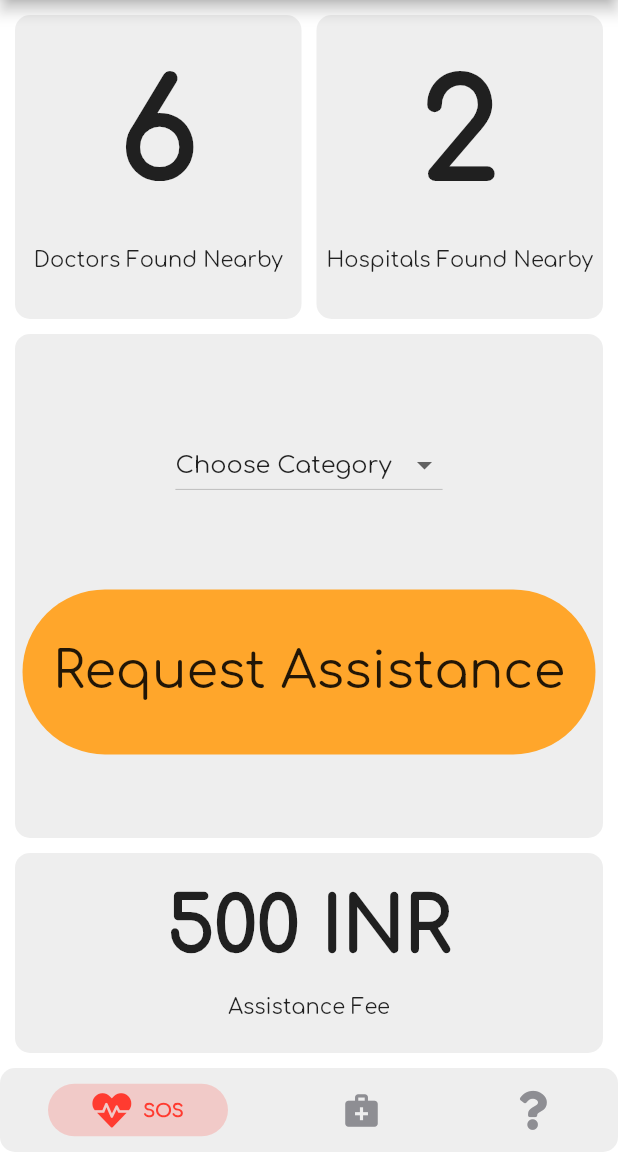
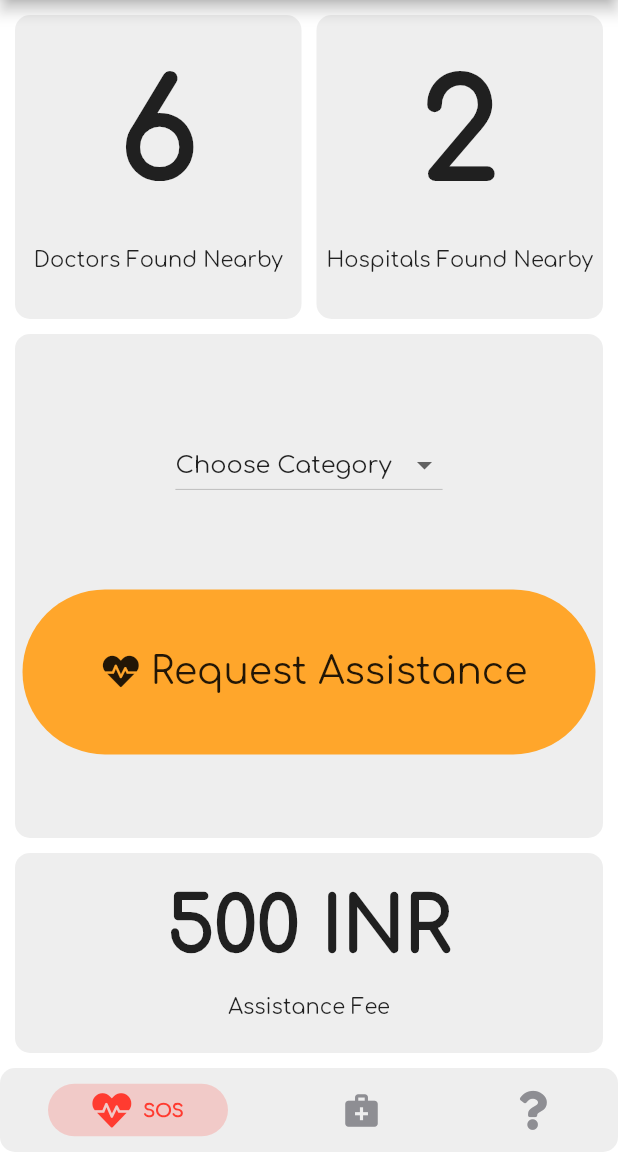
Before and after one commit to HackPartners01/doc_app, a Flutter app: the screen it shows after launch, on a phone screen of 412 x 824 dp, the part 84-1236 px from its top. Run offline on Flutter 3.47's test engine with Material 2 defaults, Android fonts, the phone set to English and light mode, and no system bars; drawn by our look-alikes of persistent_bottom_nav_bar; our stand-ins replace firebase_core, firebase_database, firebase_storage, flutter_map, font_awesome_flutter, geolocator and 3 more; accounts and stored records are empty.

```diff
--- a/lib/screens/sos_page.dart
+++ b/lib/screens/sos_page.dart
@@ -2,6 +2,7 @@ import 'package:flutter/material.dart';
 
 import 'package:doc_app/constants.dart';
 import 'package:doc_app/components/text_card.dart';
+import 'package:font_awesome_flutter/font_awesome_flutter.dart';
 
 class SOSPage extends StatelessWidget {
   @override
@@ -69,13 +70,26 @@ class SOSPage extends StatelessWidget {
                     child: Material(
                       color: Colors.transparent,
                       child: InkWell(
-                        child: Text(
-                          'Request Assistance',
-                          textAlign: TextAlign.center,
-                          style: TextStyle(fontSize: 34.0),
+                        child: FlatButton(
+                          onPressed: () {  },  // TODO : Add function to request assistance
+                          child: Row(
+                            crossAxisAlignment: CrossAxisAlignment.center,
+                            mainAxisAlignment: MainAxisAlignment.center,
+                            children: [
+                              Padding(
+                                padding: const EdgeInsets.all(8.0),
+                                child: Icon(FontAwesomeIcons.heartbeat),
+                              ),
+                              Text(
+                                'Request Assistance',
+                                textAlign: TextAlign.center,
+                                style: TextStyle(fontSize: 25.0),
+                              ),
+                            ],
+                          ),
                         ),
-                        onTap:
-                            () {}, // TODO : Add function to request assistance
+
+
                       ),
                     ),
                   ),
```
